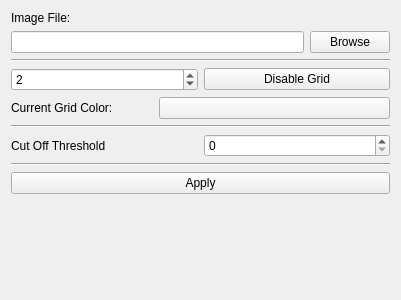
Before: the Qt Designer form ui/MenuWidget.ui in koalas11/mcs-project-2, drawn with Qt 5.
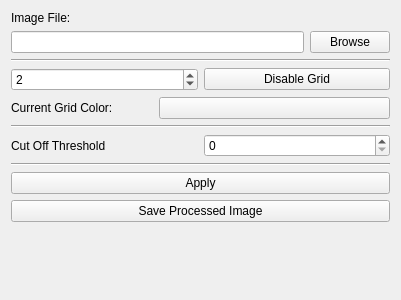
After: the same form once the commit is applied.

Commit message: feat: added save image button and fixes

The edit to the form file:
```diff
--- a/ui/MenuWidget.ui
+++ b/ui/MenuWidget.ui
@@ -160,6 +160,13 @@
      </property>
     </widget>
    </item>
+   <item>
+    <widget class="QPushButton" name="SaveProcessedImageButton">
+     <property name="text">
+      <string>Save Processed Image</string>
+     </property>
+    </widget>
+   </item>
    <item>
     <spacer name="verticalSpacer">
      <property name="orientation">
```
The commit also changes 11 other files.
